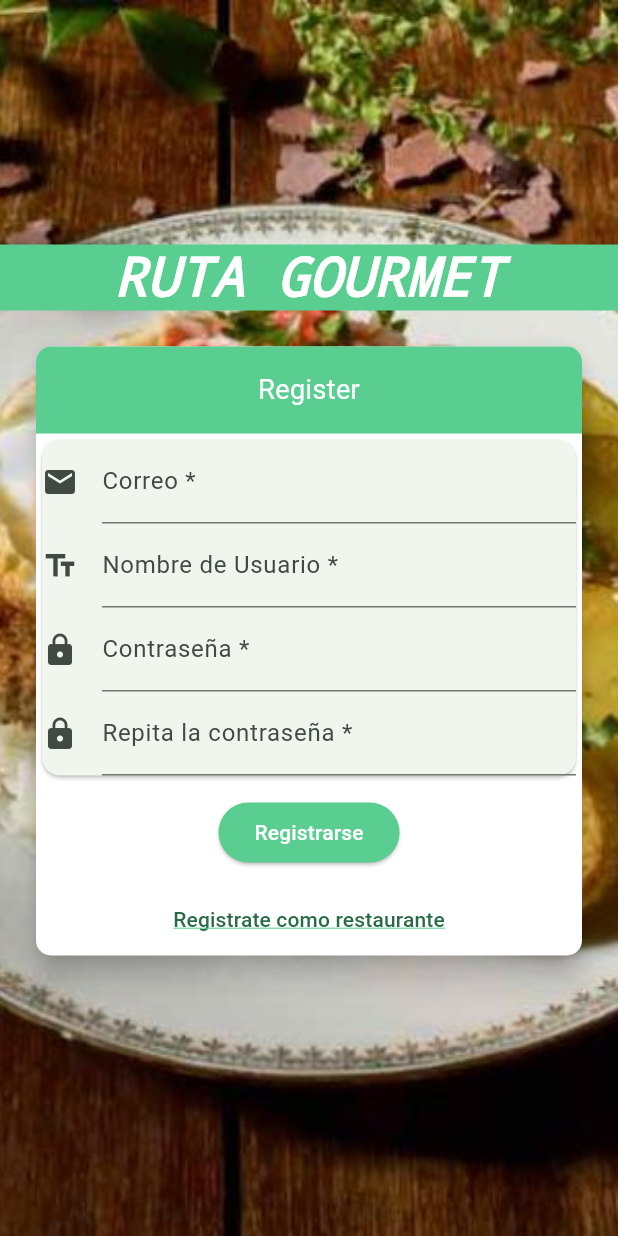
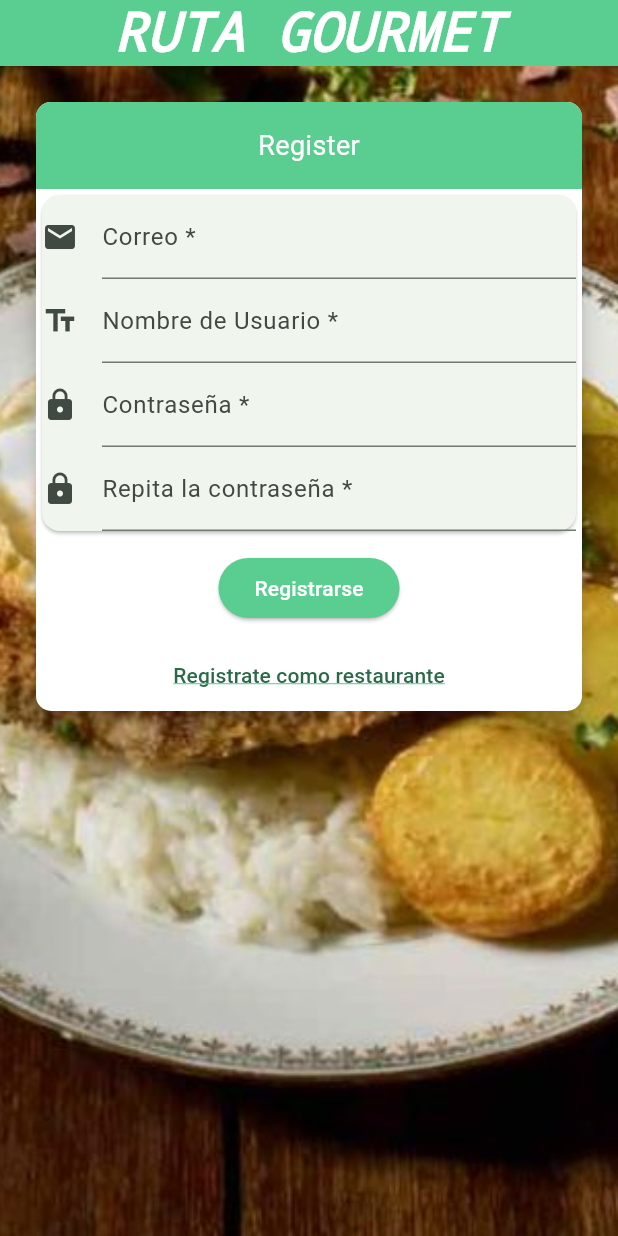
Before and after one commit to E-Doggo/movil_fixed, a Flutter app: the screen it shows after launch, after a tap on "Register", on a phone screen of 412 x 824 dp. Run offline on Flutter 3.47's test engine with Material 3 defaults, Android fonts, the phone set to English and light mode, and no system bars; our stand-ins replace bloc, cloud_firestore, firebase_auth, firebase_core, flutter_bloc, flutter_dotenv and 3 more; missing offline and left inert: mapbox_gl; accounts and stored records are empty.

Commit message:
map is workin on registration

```diff
--- a/lib/register/ui/bloc_builder.dart
+++ b/lib/register/ui/bloc_builder.dart
@@ -132,6 +132,8 @@ class _RegisterState extends State<RegisterScreen> {
 
     return Container(
       decoration: _buildBackgroundDecoration(),
+      child: SingleChildScrollView(
+        scrollDirection: Axis.vertical,
         child: Column(
           mainAxisAlignment: MainAxisAlignment.center,
           children: [
@@ -182,7 +184,8 @@ class _RegisterState extends State<RegisterScreen> {
                                 String email = _emailController.text.toString();
                                 String passwordValidation =
                                     _password2Controller.text.toString();
-                              String username = _userController.text.toString();
+                                String username =
+                                    _userController.text.toString();
                                 context.read<RegisterBloc>().add(RegisterSave(
                                     email: email,
                                     password: password,
@@ -255,16 +258,17 @@ class _RegisterState extends State<RegisterScreen> {
                           children: [
                             _buildRestaurantCard(_formKey),
                             SizedBox(
-                            width: MediaQuery.of(context).size.width * 0.25,
+                              width: MediaQuery.of(context).size.width,
+                              height: MediaQuery.of(context).size.height * 0.5,
                               child: MapboxMap(
                                 accessToken:
                                     "pk.eyJ1IjoiZG9nZ2VyLWUiLCJhIjoiY2x2ZDljMG9uMG42aDJrbGg4aG91M3l4OSJ9.-jl41NBFO9bMJa7H4lisnA",
                                 initialCameraPosition: _initialCameraPosition,
                                 onMapCreated: _onMapCreated,
-                              // onMapClick:
-                              //     (Point<double> point, LatLng coordinates) {
-                              //   _addMarkerToSelectedPoint(coordinates);
-                              // },
+                                onMapClick:
+                                    (Point<double> point, LatLng coordinates) {
+                                  _addMarkerToSelectedPoint(coordinates);
+                                },
                                 // myLocationEnabled: true,
                                 // myLocationTrackingMode: MyLocationTrackingMode.TrackingGPS,
                                 styleString: "mapbox://styles/mapbox/light-v11",
@@ -285,10 +289,12 @@ class _RegisterState extends State<RegisterScreen> {
                                 String email = _emailController.text.toString();
                                 String passwordValidation =
                                     _password2Controller.text.toString();
-                              String username = _userController.text.toString();
+                                String username =
+                                    _userController.text.toString();
                                 String description =
                                     _descripcionController.text.toString();
-                              String street = _streetController.text.toString();
+                                String street =
+                                    _streetController.text.toString();
                                 context.read<RegisterBloc>().add(
                                     RegisterRestaurant(
                                         email: email,
@@ -340,6 +346,7 @@ class _RegisterState extends State<RegisterScreen> {
             }),
           ],
         ),
+      ),
     );
   }
 
```
Lines whose indentation alone changed are shown as unchanged.
